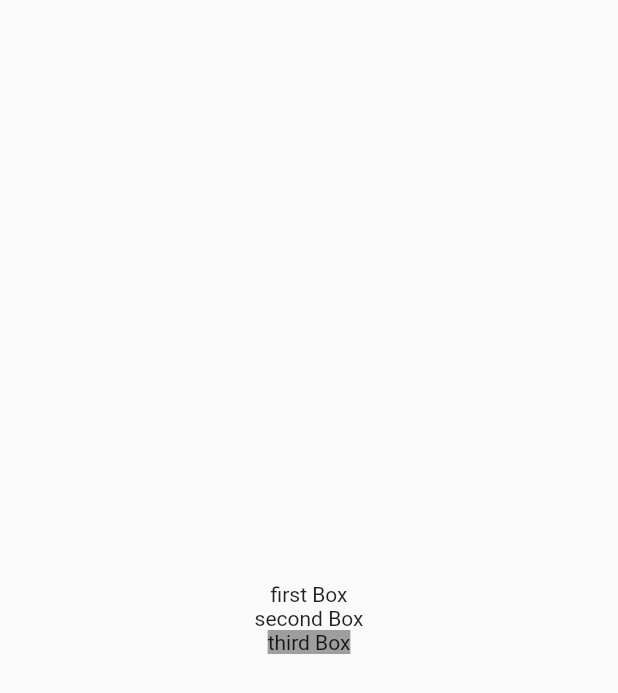
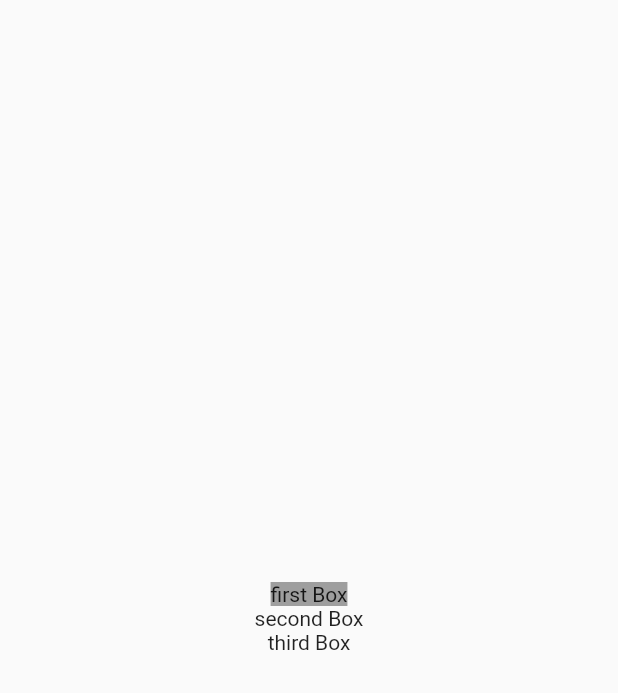
Before and after one commit to pupali/flutterKeysTest, a Flutter app: the screen it shows after launch, on a phone screen of 412 x 824 dp. Shown: the top 693 px of the screen. Run offline on Flutter 3.47's test engine with Material 2 defaults, Android fonts, the phone set to English and light mode, and no system bars.

Commit message:
up,down, dynamic Lists

```diff
--- a/lib/main.dart
+++ b/lib/main.dart
@@ -6,7 +6,6 @@ void main() => runApp(MyApp());
 class MyApp extends StatelessWidget {
   @override
   Widget build(BuildContext context) {
-
     return MaterialApp(
       title: 'Flutter Demo',
       theme: ThemeData(
@@ -14,39 +13,52 @@ class MyApp extends StatelessWidget {
       ),
       home: Scaffold(
         body: Home(),
-        ),);
-
+      ),
+    );
   }
 }
 
-
-      class Home extends StatefulWidget{
+class Home extends StatefulWidget {
   @override
   State<StatefulWidget> createState() {
     return MyAppState();
   }
 }
+
 class MyAppState extends State<Home> {
+  bool isFirst = true;
+
   FocusNode focusNodetwo;
+  FocusNode focusNodeOne;
+  FocusNode focusNodeZero;
+  FocusNode inFocus;
+  List<FocusNode> nodesList = List<FocusNode>(3);
 
   @override
   void initState() {
     super.initState();
     print("initializing");
-    focusNodetwo = new FocusNode();
 
-    focusNodetwo.addListener(_changeColor2);
+    focusNodeZero = FocusNode();
+    focusNodeOne = FocusNode();
+    focusNodetwo = FocusNode();
+    inFocus = FocusNode();
+    nodesList = [focusNodeZero, focusNodeOne, focusNodetwo];
+    nodesList[0].addListener(_changeColor2);
+    nodesList[1].addListener(_changeColor2);
+    nodesList[2].addListener(_changeColor2);
   }
 
   _changeColor2() {
-    print("focusNode2.hasFocus = ${focusNodetwo.hasFocus}");
-    setState(() {
-      if (focusNodetwo.hasFocus) {
-        print("focused");
+    inFocus = nodesList.firstWhere((ele) {
+      if (ele.hasFocus) {
+        return true;
       } else {
-        print("not focused");
+        return false;
       }
     });
+    print("focusNode.hasFocus = ${nodesList.indexOf(inFocus)}");
+    setState(() {});
   }
 
   @override
@@ -54,41 +66,78 @@ class MyAppState extends State<Home> {
     super.dispose();
   }
 
+  void onKeyBoardEvent(RawKeyEvent event) {
+    FocusNode requestingNode = FocusNode();
+    if (event is RawKeyDownEvent && event.data is RawKeyEventDataAndroid) {
+      print('keydown');
+      RawKeyDownEvent ev = event;
+      RawKeyEventDataAndroid evAndroid = ev.data;
+      if(evAndroid.keyCode == 20){
+      if(nodesList.last == inFocus){
+        requestingNode = nodesList.first;
+        inFocus = requestingNode;
+      }
+      else{
+        requestingNode = nodesList[nodesList.indexOf(inFocus)+1];
+        inFocus = requestingNode;
+      }
+      FocusScope.of(context).requestFocus(requestingNode);
+      print(evAndroid.keyCode);
+    } else if(evAndroid.keyCode == 19){
+      if(nodesList.first == inFocus){
+        requestingNode = nodesList.last;
+        inFocus = requestingNode;
+      }
+      else{
+        requestingNode = nodesList[nodesList.indexOf(inFocus)-1];
+        inFocus = requestingNode;
+      }
+      FocusScope.of(context).requestFocus(requestingNode);
+      print(evAndroid.keyCode);
+    }else{
+      print('another keypressed');
+    }
+  }
+  }
+
   @override
   Widget build(BuildContext context) {
     print("building");
-    FocusScope.of(context).requestFocus(focusNodetwo);
+    if (isFirst) {
+      FocusScope.of(context).requestFocus(focusNodeZero);
+      isFirst = false;
+    }
 
     return Center(
-                    child: Column(
-                        mainAxisAlignment: MainAxisAlignment.center,
-                        children: <Widget>[
-                      DecoratedBox(
+        child: Column(mainAxisAlignment: MainAxisAlignment.center, children: <
+            Widget>[
+      RawKeyboardListener(
+        child: DecoratedBox(
           child: Text('first Box'),
-                        decoration: BoxDecoration(color: Colors.transparent),
+          decoration: BoxDecoration(
+              color: nodesList[0].hasFocus ? Colors.grey : Colors.transparent),
         ),
-                      DecoratedBox(
+        focusNode: nodesList[0],
+        onKey: onKeyBoardEvent
+        ,
+      ),
+      RawKeyboardListener(
+        child: DecoratedBox(
           child: Text('second Box'),
-                        decoration: BoxDecoration(color: Colors.transparent),
+          decoration: BoxDecoration(
+              color: nodesList[1].hasFocus ? Colors.grey : Colors.transparent),
+        ),
+        focusNode: nodesList[1],
+        onKey: onKeyBoardEvent,
       ),
       RawKeyboardListener(
         child: DecoratedBox(
           child: Text('third Box'),
           decoration: BoxDecoration(
-                              color: focusNodetwo.hasFocus
-                                  ? Colors.grey
-                                  : Colors.transparent),
+              color: nodesList[2].hasFocus ? Colors.grey : Colors.transparent),
         ),
-                        focusNode: focusNodetwo,
-                        onKey: (RawKeyEvent event) {
-                          if (event is RawKeyDownEvent && event.data is RawKeyEventDataAndroid){
-                            print('keydown');
-                            RawKeyDownEvent ev = event;
-                            RawKeyEventDataAndroid evAndroid = ev.data;
-                            print(evAndroid.keyCode);
-
-                          }
-                        },
+        focusNode: nodesList[2],
+        onKey: onKeyBoardEvent,
       ),
     ]));
   }
```
Lines whose indentation alone changed are shown as unchanged.
